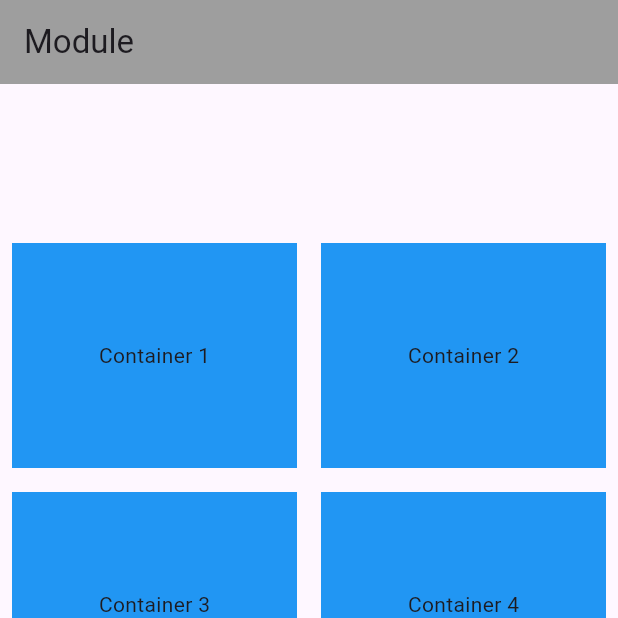
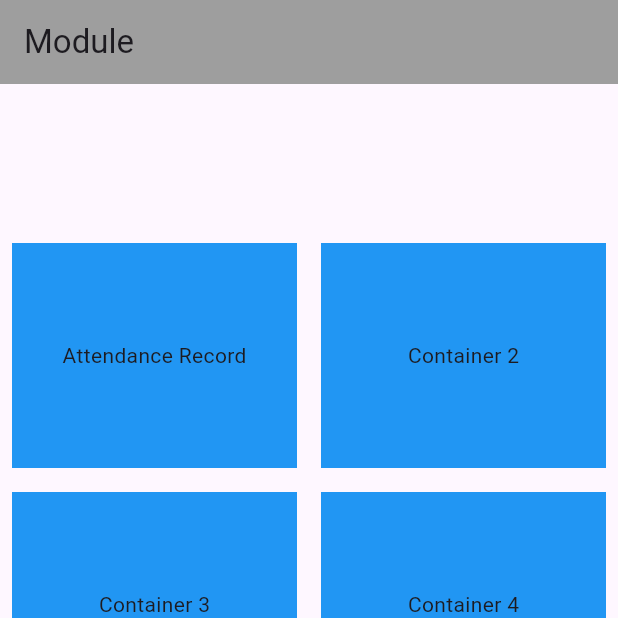
Before and after one commit to RussellStevenson/attendance_app, a Flutter app: the HomeScreen screen opened directly, item 2 of the bottom bar chosen, on a phone screen of 412 x 824 dp, the top half of it. Run offline on Flutter 3.47's test engine with Material 3 defaults, Android fonts, the phone set to English and light mode, and no system bars.

Commit message:
first commit

```diff
--- a/lib/inbox_screen.dart
+++ b/lib/inbox_screen.dart
@@ -1,14 +1,16 @@
 import 'package:flutter/material.dart';
 
 class InboxScreen extends StatelessWidget {
+  const InboxScreen({super.key});
+
   @override
   Widget build(BuildContext context) {
     return Scaffold(
       appBar: AppBar(
-        title: Text('Inbox'),
+        title: const Text('Inbox'),
         backgroundColor: Colors.grey, // Set the navigation bar color
       ),
-      body: Center(
+      body: const Center(
         child: Text('Inbox Screen'),
       ),
     );
--- a/lib/main.dart
+++ b/lib/main.dart
@@ -1,25 +1,26 @@
 import 'package:attendance_app/more_screen.dart';
 import 'package:flutter/material.dart';
 import 'package:provider/provider.dart';
-import 'attendance_record_screen.dart';
 import 'check_in_screen.dart';
 import 'inbox_screen.dart';
 import 'module_screen.dart';
 import 'login.dart';
-import 'user_registration.dart';
+import 'attendance_record_screen.dart';
 
 void main() => runApp(
   ChangeNotifierProvider(
     create: (context) => AttendanceData(),
-    child: MyApp(),
+    child: const MyApp(),
   ),
 );
 
 
 class MyApp extends StatelessWidget {
+  const MyApp({super.key});
+
   @override
   Widget build(BuildContext context) {
-    return MaterialApp(
+    return const MaterialApp(
       title: 'Attendance App',
       home: LoginPage(),
     );
@@ -27,6 +28,8 @@ class MyApp extends StatelessWidget {
 }
 
 class HomeScreen extends StatefulWidget {
+  const HomeScreen({super.key});
+
   @override
   _HomeScreenState createState() => _HomeScreenState();
 }
@@ -34,10 +37,10 @@ class HomeScreen extends StatefulWidget {
 class _HomeScreenState extends State<HomeScreen> {
   int _currentIndex = 0;
   final List<Widget> _screens = [
-    CheckInScreen(),
-    ModuleScreen(),
-    InboxScreen(),
-    MoreScreen(),
+    const CheckInScreen(),
+    const ModuleScreen(),
+    const InboxScreen(),
+    const MoreScreen(),
   ];
 
   @override
@@ -55,7 +58,7 @@ class _HomeScreenState extends State<HomeScreen> {
             _currentIndex = index;
           });
         },
-        items: [
+        items: const [
           BottomNavigationBarItem(
             icon: Icon(Icons.check),
             label: 'Check-In',
--- a/lib/module_screen.dart
+++ b/lib/module_screen.dart
@@ -1,14 +1,16 @@
 import 'package:flutter/material.dart';
+import 'attendance_record_screen.dart';
 
 class ModuleScreen extends StatelessWidget {
+  const ModuleScreen({super.key});
+
   @override
   Widget build(BuildContext context) {
     return Scaffold(
       appBar: AppBar(
-          title: Text('Module'),
+        title: const Text('Module'),
         backgroundColor: Colors.grey, // Set the navigation bar color
       ),
-
       body: Center(
         child: Column(
           mainAxisAlignment: MainAxisAlignment.center,
@@ -17,22 +19,36 @@ class ModuleScreen extends StatelessWidget {
               mainAxisAlignment: MainAxisAlignment.center,
               children: [
                 Expanded(
+                  child: GestureDetector(
+                    onTap: () {
+                      Navigator.pushReplacement(
+                        context,
+                        MaterialPageRoute(builder: (context) =>  AttendanceRecordScreen()), // Replace MainPage with your actual main page
+                      );
+                    },
                     child: Container(
                       height: 150.0,
                       color: Colors.blue,
-                  margin: EdgeInsets.all(8.0),
-                  child: Center(
-                    child: Text('Container 1'),
+                      margin: const EdgeInsets.all(8.0),
+                      child: const Center(
+                        child: Text('Attendance Record'),
+                      ),
                     ),
                   ),
                 ),
                 Expanded(
+                  child: GestureDetector(
+                    onTap: () {
+                      // Handle click for Container 2
+                      print('Container 2 clicked');
+                    },
                     child: Container(
                       height: 150.0,
                       color: Colors.blue,
-                  margin: EdgeInsets.all(8.0),
-                  child: Center(
+                      margin: const EdgeInsets.all(8.0),
+                      child: const Center(
                         child: Text('Container 2'),
+                      ),
                     ),
                   ),
                 ),
@@ -42,22 +58,34 @@ class ModuleScreen extends StatelessWidget {
               mainAxisAlignment: MainAxisAlignment.center,
               children: [
                 Expanded(
+                  child: GestureDetector(
+                    onTap: () {
+                      // Handle click for Container 3
+                      print('Container 3 clicked');
+                    },
                     child: Container(
                       height: 150.0,
                       color: Colors.blue,
-                  margin: EdgeInsets.all(8.0),
-                  child: Center(
+                      margin: const EdgeInsets.all(8.0),
+                      child: const Center(
                         child: Text('Container 3'),
                       ),
                     ),
                   ),
+                ),
                 Expanded(
+                  child: GestureDetector(
+                    onTap: () {
+                      // Handle click for Container 4
+                      print('Container 4 clicked');
+                    },
                     child: Container(
                       height: 150.0,
                       color: Colors.blue,
-                  margin: EdgeInsets.all(8.0),
-                  child: Center(
+                      margin: const EdgeInsets.all(8.0),
+                      child: const Center(
                         child: Text('Container 4'),
+                      ),
                     ),
                   ),
                 ),
@@ -67,22 +95,34 @@ class ModuleScreen extends StatelessWidget {
               mainAxisAlignment: MainAxisAlignment.center,
               children: [
                 Expanded(
+                  child: GestureDetector(
+                    onTap: () {
+                      // Handle click for Container 5
+                      print('Container 5 clicked');
+                    },
                     child: Container(
                       height: 150.0,
                       color: Colors.blue,
-                  margin: EdgeInsets.all(8.0),
-                  child: Center(
+                      margin: const EdgeInsets.all(8.0),
+                      child: const Center(
                         child: Text('Container 5'),
                       ),
                     ),
                   ),
+                ),
                 Expanded(
+                  child: GestureDetector(
+                    onTap: () {
+                      // Handle click for Container 6
+                      print('Container 6 clicked');
+                    },
                     child: Container(
                       height: 150.0,
                       color: Colors.blue,
-                  margin: EdgeInsets.all(8.0),
-                  child: Center(
+                      margin: const EdgeInsets.all(8.0),
+                      child: const Center(
                         child: Text('Container 6'),
+                      ),
                     ),
                   ),
                 ),
```
Also changed, not shown: lib/attendance_record_screen.dart (+10 -2 lines), lib/check_in_screen.dart (+5 -3 lines), lib/login.dart (+19 -7 lines), lib/more_screen.dart (+8 -6 lines), lib/user_registration.dart (+14 -8 lines). Lines whose indentation alone changed are shown as unchanged.
